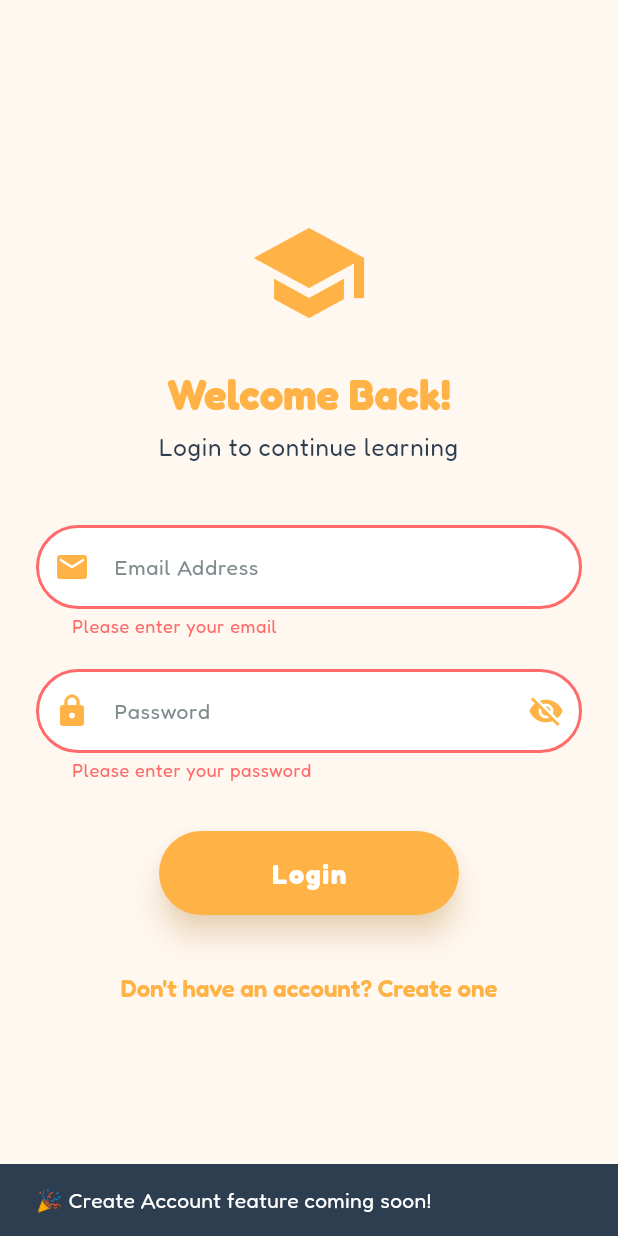
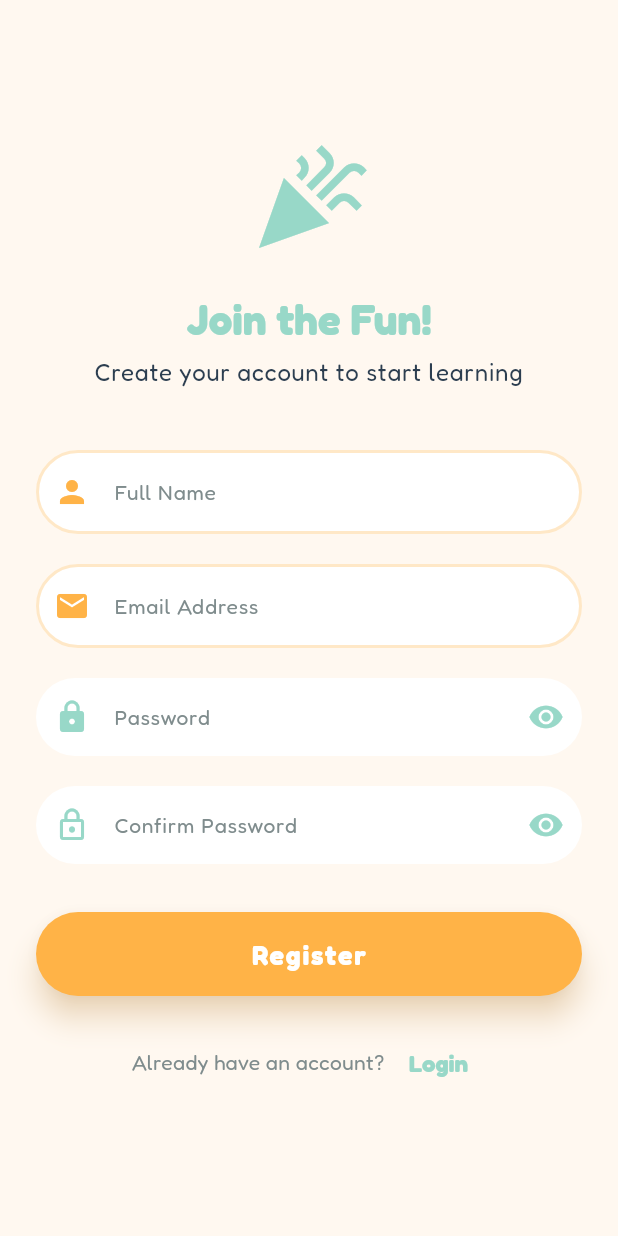
Before and after one commit to preettrank53/MAD-kids-learning-from-flashcard, a Flutter app: the screen it shows after launch, after a tap on "Login", after a tap on "Don't have an account? Create one", on a phone screen of 412 x 824 dp. Run offline on Flutter 3.47's test engine with Material 3 defaults, Android fonts, the phone set to English and light mode, and no system bars; our stand-ins replace firebase_core, google_fonts; accounts and stored records are empty.

Commit message:
Lab 5: Add Firebase Authentication setup and Registration screen

```diff
--- a/lib/main.dart
+++ b/lib/main.dart
@@ -1,14 +1,23 @@
 import 'package:flutter/material.dart';
+import 'package:firebase_core/firebase_core.dart';
+import 'firebase_options.dart';
 import 'core/theme/theme.dart';
 import 'screens/login_screen.dart';
+import 'screens/signup_screen.dart';
 import 'screens/dashboard_screen.dart';
 
 /// Main entry point of the Kids Learning Flashcards App
 ///
-/// This file initializes the Flutter application and applies the custom theme.
-void main() {
-  // Ensures Flutter bindings are initialized before running the app
+/// This file initializes Firebase and the Flutter application.
+/// Lab 5: Firebase Authentication Integration
+void main() async {
+  // Ensures Flutter bindings are initialized before Firebase initialization
   WidgetsFlutterBinding.ensureInitialized();
+
+  // Initialize Firebase with platform-specific options (Lab 5: Firebase Integration)
+  await Firebase.initializeApp(
+    options: DefaultFirebaseOptions.currentPlatform,
+  );
 
   // Run the app
   runApp(const KidsLearningApp());
@@ -41,6 +50,7 @@ class KidsLearningApp extends StatelessWidget {
       initialRoute: '/',
       routes: {
         '/': (context) => const LoginScreen(),
+        '/signup': (context) => const SignupScreen(),
         '/dashboard': (context) => const DashboardScreen(),
       },
     );
--- a/lib/screens/login_screen.dart
+++ b/lib/screens/login_screen.dart
@@ -49,13 +49,8 @@ class _LoginScreenState extends State<LoginScreen> {
 
   /// Handle create account button press
   void _handleCreateAccount() {
-    ScaffoldMessenger.of(context).showSnackBar(
-      const SnackBar(
-        content: Text('🎉 Create Account feature coming soon!'),
-        duration: Duration(seconds: 2),
-      ),
-    );
-    // TODO: Navigate to signup screen
+    // Navigate to signup screen using named route
+    Navigator.pushNamed(context, '/signup');
   }
 
   @override
--- /dev/null
+++ b/lib/screens/signup_screen.dart
@@ -0,0 +1,310 @@
+import 'package:flutter/material.dart';
+import '../widgets/custom_widgets.dart';
+
+/// Registration Screen - New User Sign Up
+///
+/// This screen allows new users to create an account.
+/// Features: Full name, email, password, confirm password, local validation.
+/// Lab 5 Step 2: Registration Screen Implementation
+class SignupScreen extends StatefulWidget {
+  const SignupScreen({super.key});
+
+  @override
+  State<SignupScreen> createState() => _SignupScreenState();
+}
+
+class _SignupScreenState extends State<SignupScreen> {
+  // Form key for validation
+  final _formKey = GlobalKey<FormState>();
+
+  // Text controllers
+  final TextEditingController _fullNameController = TextEditingController();
+  final TextEditingController _emailController = TextEditingController();
+  final TextEditingController _passwordController = TextEditingController();
+  final TextEditingController _confirmPasswordController = TextEditingController();
+
+  // Password visibility toggle states
+  bool _isPasswordVisible = false;
+  bool _isConfirmPasswordVisible = false;
+
+  @override
+  void dispose() {
+    _fullNameController.dispose();
+    _emailController.dispose();
+    _passwordController.dispose();
+    _confirmPasswordController.dispose();
+    super.dispose();
+  }
+
+  /// Handle registration button press
+  void _handleRegister() {
+    // Local validation: Check if passwords match
+    if (_passwordController.text != _confirmPasswordController.text) {
+      ScaffoldMessenger.of(context).showSnackBar(
+        const SnackBar(
+          content: Text('Passwords do not match'),
+          backgroundColor: Colors.red,
+          duration: Duration(seconds: 2),
+        ),
+      );
+      return;
+    }
+
+    if (_formKey.currentState!.validate()) {
+      // Show success message
+      ScaffoldMessenger.of(context).showSnackBar(
+        SnackBar(
+          content: Text('🎉 Account created! Welcome, ${_fullNameController.text}'),
+          backgroundColor: Colors.green,
+          duration: const Duration(seconds: 2),
+        ),
+      );
+
+      // TODO: Firebase registration will be added later
+      // Navigate back to login screen
+      Navigator.pop(context);
+    }
+  }
+
+  @override
+  Widget build(BuildContext context) {
+    return Scaffold(
+      // SafeArea prevents content from going under system UI
+      body: SafeArea(
+        child: Center(
+          // SingleChildScrollView prevents keyboard overflow errors
+          child: SingleChildScrollView(
+            child: Padding(
+              padding: const EdgeInsets.all(24.0),
+              child: Form(
+                key: _formKey,
+                child: Column(
+                  mainAxisAlignment: MainAxisAlignment.center,
+                  crossAxisAlignment: CrossAxisAlignment.stretch,
+                  children: [
+                    // ============================================================
+                    // LOGO - App branding
+                    // ============================================================
+                    Icon(
+                      Icons.celebration,
+                      size: 80,
+                      color: Theme.of(context).colorScheme.secondary,
+                    ),
+
+                    const SizedBox(height: 24),
+
+                    // ============================================================
+                    // TITLE - Welcome message (kid-friendly)
+                    // ============================================================
+                    Text(
+                      'Join the Fun!',
+                      style: Theme.of(context).textTheme.displayMedium?.copyWith(
+                        color: Theme.of(context).colorScheme.secondary,
+                      ),
+                      textAlign: TextAlign.center,
+                    ),
+
+                    const SizedBox(height: 8),
+
+                    Text(
+                      'Create your account to start learning',
+                      style: Theme.of(context).textTheme.bodyLarge,
+                      textAlign: TextAlign.center,
+                    ),
+
+                    const SizedBox(height: 40),
+
+                    // ============================================================
+                    // FULL NAME FIELD - Using CustomTextField
+                    // ============================================================
+                    CustomTextField(
+                      controller: _fullNameController,
+                      labelText: 'Full Name',
+                      icon: Icons.person,
+                      validator: (value) {
+                        if (value == null || value.isEmpty) {
+                          return 'Please enter your full name';
+                        }
+                        if (value.length < 3) {
+                          return 'Name must be at least 3 characters';
+                        }
+                        return null;
+                      },
+                    ),
+
+                    const SizedBox(height: 20),
+
+                    // ============================================================
+                    // EMAIL FIELD - Using CustomTextField
+                    // ============================================================
+                    CustomTextField(
+                      controller: _emailController,
+                      labelText: 'Email Address',
+                      icon: Icons.email,
+                      validator: (value) {
+                        if (value == null || value.isEmpty) {
+                          return 'Please enter your email';
+                        }
+                        if (!value.contains('@')) {
+                          return 'Please enter a valid email';
+                        }
+                        return null;
+                      },
+                    ),
+
+                    const SizedBox(height: 20),
+
+                    // ============================================================
+                    // PASSWORD FIELD - Secure input with visibility toggle
+                    // ============================================================
+                    TextFormField(
+                      controller: _passwordController,
+                      obscureText: !_isPasswordVisible,
+                      validator: (value) {
+                        if (value == null || value.isEmpty) {
+                          return 'Please enter a password';
+                        }
+                        if (value.length < 6) {
+                          return 'Password must be at least 6 characters';
+                        }
+                        return null;
+                      },
+                      decoration: InputDecoration(
+                        labelText: 'Password',
+                        prefixIcon: Icon(
+                          Icons.lock,
+                          color: Theme.of(context).colorScheme.secondary,
+                        ),
+                        suffixIcon: IconButton(
+                          icon: Icon(
+                            _isPasswordVisible
+                                ? Icons.visibility_off
+                                : Icons.visibility,
+                            color: Theme.of(context).colorScheme.secondary,
+                          ),
+                          onPressed: () {
+                            setState(() {
+                              _isPasswordVisible = !_isPasswordVisible;
+                            });
+                          },
+                        ),
+                        filled: true,
+                        fillColor: Colors.white,
+                        border: OutlineInputBorder(
+                          borderRadius: BorderRadius.circular(30),
+                          borderSide: BorderSide.none,
+                        ),
+                        enabledBorder: OutlineInputBorder(
+                          borderRadius: BorderRadius.circular(30),
+                          borderSide: BorderSide.none,
+                        ),
+                        focusedBorder: OutlineInputBorder(
+                          borderRadius: BorderRadius.circular(30),
+                          borderSide: BorderSide(
+                            color: Theme.of(context).colorScheme.secondary,
+                            width: 2,
+                          ),
+                        ),
+                      ),
+                    ),
+
+                    const SizedBox(height: 20),
+
+                    // ============================================================
+                    // CONFIRM PASSWORD FIELD - Secure input with visibility toggle
+                    // ============================================================
+                    TextFormField(
+                      controller: _confirmPasswordController,
+                      obscureText: !_isConfirmPasswordVisible,
+                      validator: (value) {
+                        if (value == null || value.isEmpty) {
+                          return 'Please confirm your password';
+                        }
+                        return null;
+                      },
+                      decoration: InputDecoration(
+                        labelText: 'Confirm Password',
+                        prefixIcon: Icon(
+                          Icons.lock_outline,
+                          color: Theme.of(context).colorScheme.secondary,
+                        ),
+                        suffixIcon: IconButton(
+                          icon: Icon(
+                            _isConfirmPasswordVisible
+                                ? Icons.visibility_off
+                                : Icons.visibility,
+                            color: Theme.of(context).colorScheme.secondary,
+                          ),
+                          onPressed: () {
+                            setState(() {
+                              _isConfirmPasswordVisible = !_isConfirmPasswordVisible;
+                            });
+                          },
+                        ),
+                        filled: true,
+                        fillColor: Colors.white,
+                        border: OutlineInputBorder(
+                          borderRadius: BorderRadius.circular(30),
+                          borderSide: BorderSide.none,
+                        ),
+                        enabledBorder: OutlineInputBorder(
+                          borderRadius: BorderRadius.circular(30),
+                          borderSide: BorderSide.none,
+                        ),
+                        focusedBorder: OutlineInputBorder(
+                          borderRadius: BorderRadius.circular(30),
+                          borderSide: BorderSide(
+                            color: Theme.of(context).colorScheme.secondary,
+                            width: 2,
+                          ),
+                        ),
+                      ),
+                    ),
+
+                    const SizedBox(height: 32),
+
+                    // ============================================================
+                    // REGISTER BUTTON - Using CustomButton
+                    // ============================================================
+                    CustomButton(
+                      text: 'Register',
+                      onPressed: _handleRegister,
+                    ),
+
+                    const SizedBox(height: 20),
+
+                    // ============================================================
+                    // LOGIN LINK - Navigate back to login screen
+                    // ============================================================
+                    Row(
+                      mainAxisAlignment: MainAxisAlignment.center,
+                      children: [
+                        Text(
+                          'Already have an account? ',
+                          style: Theme.of(context).textTheme.bodyMedium,
+                        ),
+                        TextButton(
+                          onPressed: () {
+                            Navigator.pop(context);
+                          },
+                          child: Text(
+                            'Login',
+                            style: TextStyle(
+                              color: Theme.of(context).colorScheme.secondary,
+                              fontWeight: FontWeight.bold,
+                              fontSize: 16,
+                            ),
+                          ),
+                        ),
+                      ],
+                    ),
+                  ],
+                ),
+              ),
+            ),
+          ),
+        ),
+      ),
+    );
+  }
+}
--- a/pubspec.yaml
+++ b/pubspec.yaml
@@ -12,6 +12,10 @@ dependencies:
 
   # UI Styling Dependencies
   google_fonts: ^6.1.0              # For custom typography (Fredoka, Nunito fonts)
+
+  # Firebase Dependencies (Lab 5: Authentication)
+  firebase_core: ^3.8.1             # Firebase Core SDK
+  firebase_auth: ^5.3.4             # Firebase Authentication
 
   # Additional recommended dependencies for future features
   cupertino_icons: ^1.0.2           # iOS-style icons
```
Also changed, not shown: lib/firebase_options.dart (added), pubspec.lock, 4 other files.
